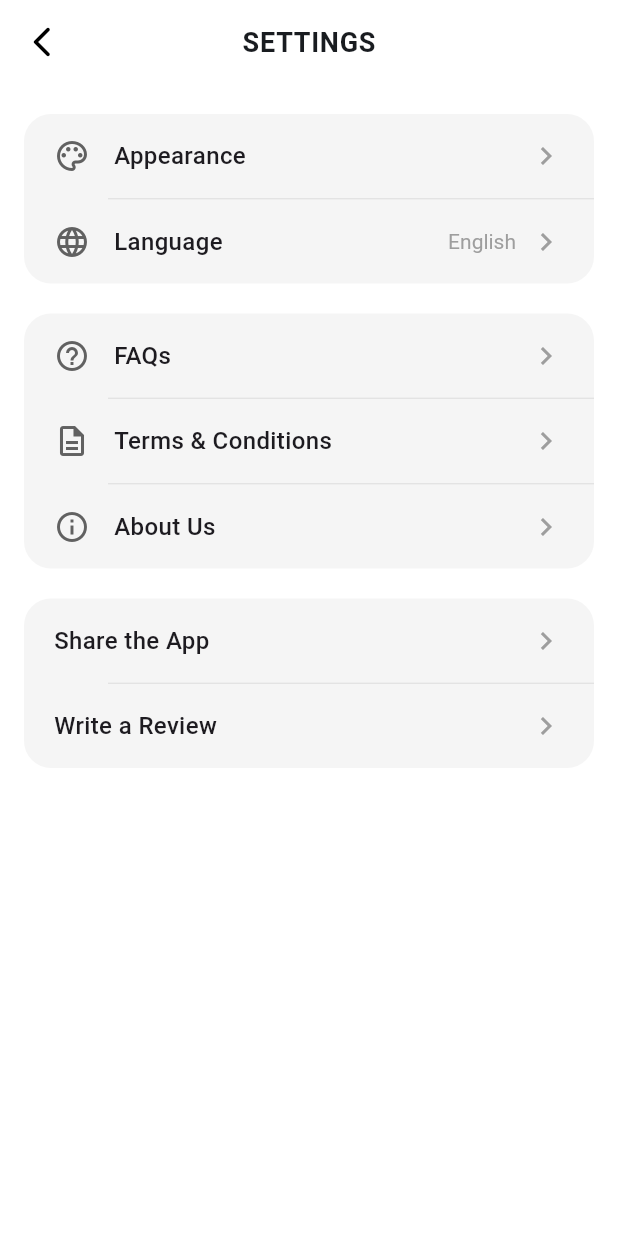
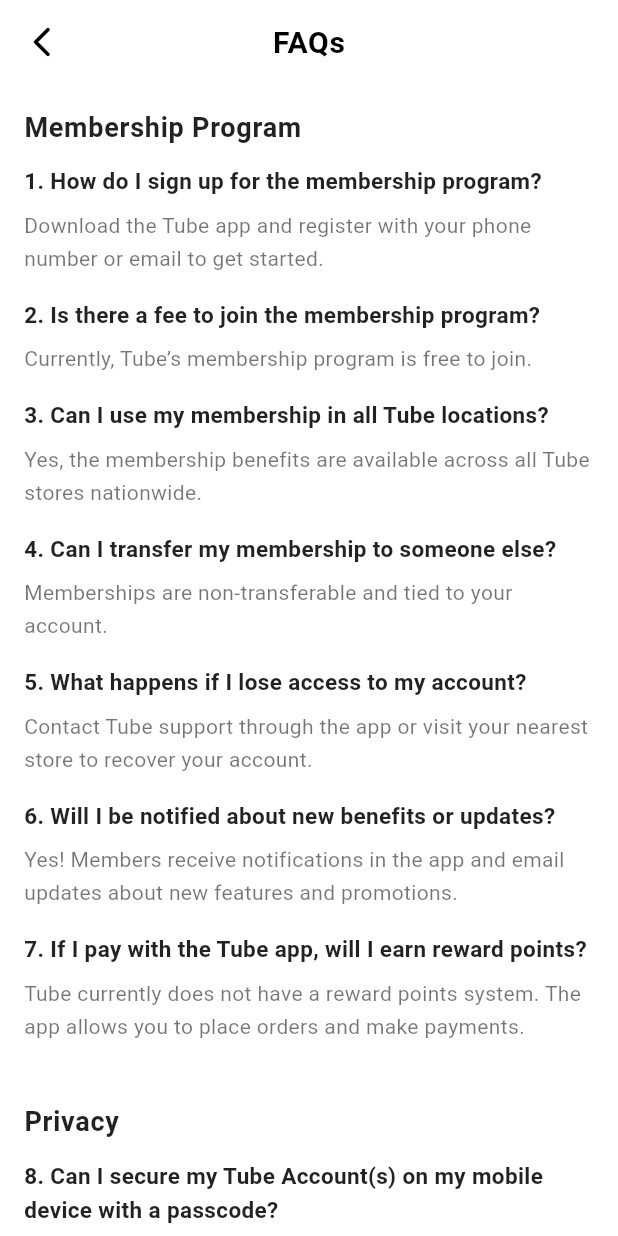
Before and after one commit to Islandlinkk/islandcafe-frontend, a Flutter app: the SettingsScreen screen opened by its route, after a tap on "FAQs", on a phone screen of 412 x 824 dp. Run offline on Flutter 3.47's test engine with Material 3 defaults, Android fonts, the phone set to English and light mode, and no system bars; our stand-ins replace cloud_firestore, firebase_auth, firebase_core, flutter_dotenv, flutter_riverpod, go_router; accounts and stored records are empty; network calls fail.

Commit message:
adding contents FAQs, Terms & Conditions, and  About Us

```diff
--- a/lib/core/route/route_name.dart
+++ b/lib/core/route/route_name.dart
@@ -11,3 +11,6 @@ const String verifyEmailRoute = '/verify-email';
 const String loginRoute = '/login';
 const String userInfoRoute = '/user-info';
 const String productDetailRoute = '/productDetail';
+const String FAQsRoute = '/faqs';
+const String TermsAndConditionsRoute = '/terms-and-conditions';
+const String AboutUsRoute = '/about-us';
--- /dev/null
+++ b/lib/feature/profile/presentation/screen/FAQs_screen.dart
@@ -0,0 +1,268 @@
+import 'package:flutter/material.dart';
+import 'package:go_router/go_router.dart';
+
+class FAQsScreen extends StatelessWidget {
+  const FAQsScreen({super.key});
+
+  @override
+  Widget build(BuildContext context) {
+    return Scaffold(
+      appBar: AppBar(
+        leading: IconButton(
+          icon: const Icon(Icons.arrow_back_ios_new_rounded),
+          color: Colors.black,
+          onPressed: () => context.pop(),
+        ),
+        centerTitle: true,
+        elevation: 0,
+        backgroundColor: Colors.white,
+        title: const Text(
+          'FAQs',
+          style: TextStyle(
+            fontSize: 20,
+            fontWeight: FontWeight.w700,
+            letterSpacing: 0.5,
+            color: Colors.black,
+          ),
+        ),
+      ),
+      backgroundColor: Colors.white,
+      body: SingleChildScrollView(
+        padding: const EdgeInsets.symmetric(horizontal: 16, vertical: 16),
+        child: Column(
+          crossAxisAlignment: CrossAxisAlignment.start,
+          children: const [
+            // Membership Program
+            SectionHeader(title: 'Membership Program'),
+            _Question(
+              number: '1.',
+              question: 'How do I sign up for the membership program?',
+              answer:
+                  'Download the Tube app and register with your phone number or email to get started.',
+            ),
+            _Question(
+              number: '2.',
+              question: 'Is there a fee to join the membership program?',
+              answer: 'Currently, Tube’s membership program is free to join.',
+            ),
+            _Question(
+              number: '3.',
+              question: 'Can I use my membership in all Tube locations?',
+              answer:
+                  'Yes, the membership benefits are available across all Tube stores nationwide.',
+            ),
+            _Question(
+              number: '4.',
+              question: 'Can I transfer my membership to someone else?',
+              answer: 'Memberships are non-transferable and tied to your account.',
+            ),
+            _Question(
+              number: '5.',
+              question: 'What happens if I lose access to my account?',
+              answer:
+                  'Contact Tube support through the app or visit your nearest store to recover your account.',
+            ),
+            _Question(
+              number: '6.',
+              question: 'Will I be notified about new benefits or updates?',
+              answer:
+                  'Yes! Members receive notifications in the app and email updates about new features and promotions.',
+            ),
+            _Question(
+              number: '7.',
+              question:
+                  'If I pay with the Tube app, will I earn reward points?',
+              answer:
+                  'Tube currently does not have a reward points system. The app allows you to place orders and make payments.',
+            ),
+            SizedBox(height: 24),
+
+            // Privacy
+            SectionHeader(title: 'Privacy'),
+            _Question(
+              number: '8.',
+              question:
+                  'Can I secure my Tube Account(s) on my mobile device with a passcode?',
+              answer:
+                  'Yes, enable a passcode under Dashboard > Account & Settings > Passcode Lock.',
+            ),
+            _Question(
+              number: '9.',
+              question:
+                  'How does Tube protect my privacy after I register?',
+              answer: 'Please read our Privacy Policy for details.',
+            ),
+            SizedBox(height: 24),
+
+            // Sign in/Sign up Information & Issues
+            SectionHeader(title: 'Sign in/Sign up Information & Issues'),
+            _Question(
+              number: '10.',
+              question: 'I forgot my password. What should I do?',
+              answer:
+                  'Click "Forgot Password" on the login screen and follow instructions. The reset link expires in 30 minutes.',
+            ),
+            _Question(
+              number: '11.',
+              question: 'How do I change my email or phone number?',
+              answer:
+                  'Go to Dashboard > Account & Settings > Personal Information to update your contact details.',
+            ),
+            _Question(
+              number: '12.',
+              question: 'Can I have multiple Tube accounts?',
+              answer:
+                  'Yes, you can create multiple accounts using different email addresses or phone numbers. Each must be unique.',
+            ),
+            _Question(
+              number: '13.',
+              question: 'Why am I not receiving verification codes or emails?',
+              answer:
+                  'Check spam/junk folders and ensure your email provider is not blocking Tube. Add Tube to your safe sender list.',
+            ),
+            _Question(
+              number: '14.',
+              question: 'How do I delete my Tube account?',
+              answer:
+                  'Contact Tube customer support via the app or visit a store to delete your account.',
+            ),
+            SizedBox(height: 24),
+
+            // Application Information and Issues
+            SectionHeader(title: 'Application Information and Issues'),
+            _Question(
+              number: '15.',
+              question: 'The app is crashing or freezing. What should I do?',
+              answer:
+                  'Close and reopen the app. If it persists, reinstall the app and ensure your OS is up to date.',
+            ),
+            _Question(
+              number: '16.',
+              question: 'How do I report a bug or provide feedback?',
+              answer:
+                  'Go to app settings and select "Contact Support" or "Feedback".',
+            ),
+            _Question(
+              number: '17.',
+              question: 'Why is the app not loading or connecting?',
+              answer:
+                  'Check your internet connection, switch between Wi-Fi and mobile data, and restart your device if needed.',
+            ),
+            _Question(
+              number: '18.',
+              question: 'How do I update the app to the latest version?',
+              answer:
+                  'Go to your device’s app store, search "Tube", and tap "Update" if available.',
+            ),
+            _Question(
+              number: '19.',
+              question: 'What are the system requirements for the Tube app?',
+              answer:
+                  'iOS 12.0+ for Apple devices and Android 6.0+ for Android devices.',
+            ),
+            _Question(
+              number: '20.',
+              question: 'Can I use the app on multiple devices?',
+              answer:
+                  'Yes, but log out from one device before logging in on another to avoid access issues.',
+            ),
+            _Question(
+              number: '21.',
+              question: 'Why am I experiencing slow performance in the app?',
+              answer:
+                  'Slow performance may be due to weak internet, low device storage, or multiple apps running. Clear cache and ensure stable connection.',
+            ),
+            _Question(
+              number: '22.',
+              question: 'How do I manage notifications from the app?',
+              answer:
+                  'Go to Dashboard > Settings > Notifications to customize your preferences.',
+            ),
+            _Question(
+              number: '23.',
+              question: 'Can I change my preferred language in the app?',
+              answer:
+                  'Yes, go to Dashboard > Settings > Language and select your preferred language.',
+            ),
+            _Question(
+              number: '24.',
+              question: 'Is there an offline mode in the app?',
+              answer:
+                  'Currently, Tube app requires internet access for most features. Some content may be cached for offline viewing.',
+            ),
+            _Question(
+              number: '25.',
+              question: 'How do I contact customer support?',
+              answer:
+                  'You can contact customer support via the app, website, or by visiting the nearest Tube store.',
+            ),
+          ],
+        ),
+      ),
+    );
+  }
+}
+
+class SectionHeader extends StatelessWidget {
+  final String title;
+
+  const SectionHeader({required this.title});
+
+  @override
+  Widget build(BuildContext context) {
+    return Padding(
+      padding: const EdgeInsets.only(bottom: 12),
+      child: Text(
+        title,
+        style: const TextStyle(
+          fontSize: 18,
+          fontWeight: FontWeight.w700,
+          color: Colors.black87,
+          letterSpacing: 0.5,
+        ),
+      ),
+    );
+  }
+}
+
+class _Question extends StatelessWidget {
+  final String number;
+  final String question;
+  final String answer;
+
+  const _Question({
+    required this.number,
+    required this.question,
+    required this.answer,
+  });
+
+  @override
+  Widget build(BuildContext context) {
+    return Padding(
+      padding: const EdgeInsets.only(bottom: 16),
+      child: Column(
+        crossAxisAlignment: CrossAxisAlignment.start,
+        children: [
+          Text(
+            '$number $question',
+            style: const TextStyle(
+              fontSize: 15,
+              fontWeight: FontWeight.w600,
+              height: 1.5,
+              color: Colors.black87,
+            ),
+          ),
+          const SizedBox(height: 6),
+          Text(
+            answer,
+            style: const TextStyle(
+              fontSize: 14,
+              height: 1.6,
+              color: Colors.black54,
+            ),
+          ),
+        ],
+      ),
+    );
+  }
+}
--- a/pubspec.yaml
+++ b/pubspec.yaml
@@ -81,6 +81,7 @@ flutter:
   uses-material-design: true
   assets:
     - .env
+    - assets/images/kohsdach.png
 
   # To add assets to your application, add an assets section, like this:
   # assets:
```
Also changed, not shown: lib/core/route/go_router_provider.dart (+15 -0 lines), lib/feature/profile/presentation/screen/AboutUs_screen.dart (added, +69 -0 lines), lib/feature/profile/presentation/screen/Terms&Conditions_screen.dart (added, +212 -0 lines), lib/feature/profile/presentation/screen/settings_screen.dart (+6 -5 lines), assets/images/kohsdach.png (added), pubspec.lock.
